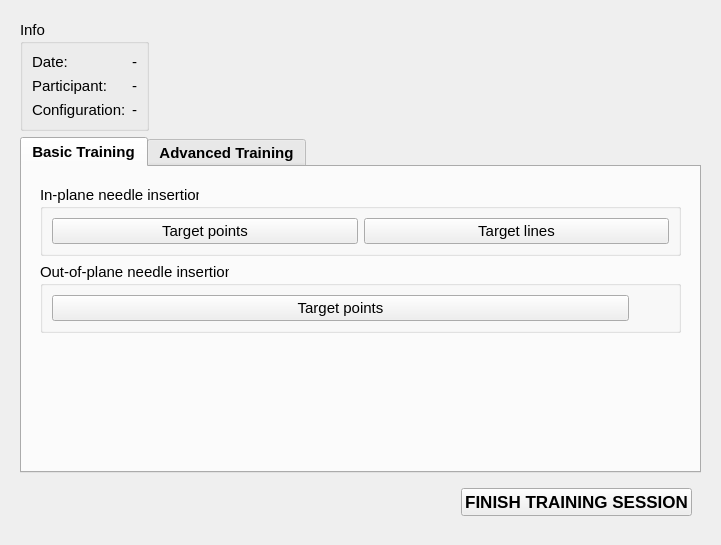
EBATINCA/TrainUS, file Modules/Home/Resources/UI/TrainingSession.ui: the form before one commit.
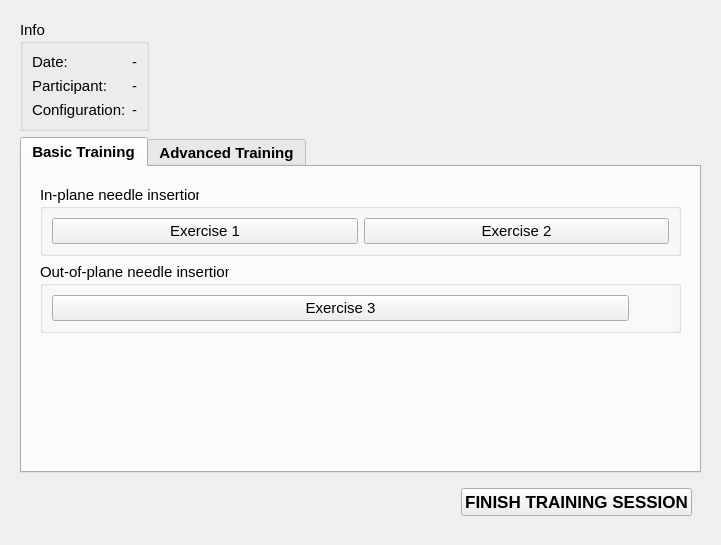
The form after the commit. Custom widgets are drawn as their Qt base class.

Commit message: ENH: Create new recordings from TrainingSession panel

```diff
--- a/Modules/Home/Resources/UI/TrainingSession.ui
+++ b/Modules/Home/Resources/UI/TrainingSession.ui
@@ -153,14 +153,14 @@
                 <item row="0" column="0">
                  <widget class="QPushButton" name="pushButton">
                   <property name="text">
-                   <string>Target points</string>
+                   <string>Exercise 1</string>
                   </property>
                  </widget>
                 </item>
                 <item row="0" column="1">
                  <widget class="QPushButton" name="pushButton_2">
                   <property name="text">
-                   <string>Target lines</string>
+                   <string>Exercise 2</string>
                   </property>
                  </widget>
                 </item>
@@ -176,7 +176,7 @@
                 <item row="0" column="0">
                  <widget class="QPushButton" name="pushButton_4">
                   <property name="text">
-                   <string>Target points</string>
+                   <string>Exercise 3</string>
                   </property>
                  </widget>
                 </item>
```
Left out of the diff: 18 changed lines with no effect on the pictures. The commit also changes 6 other files.
